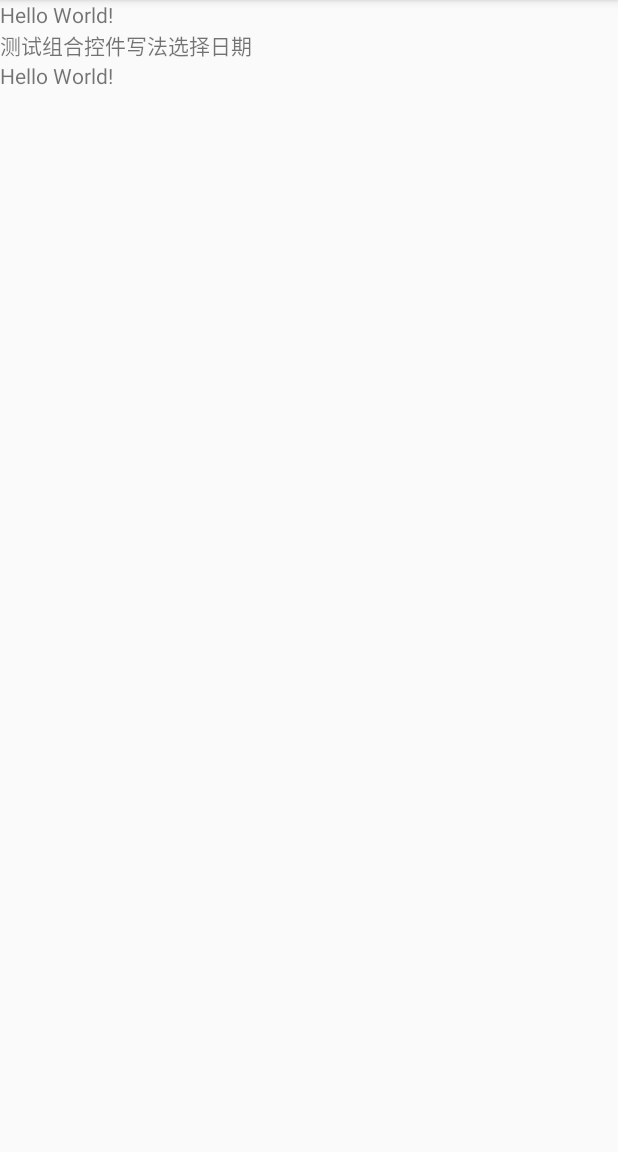
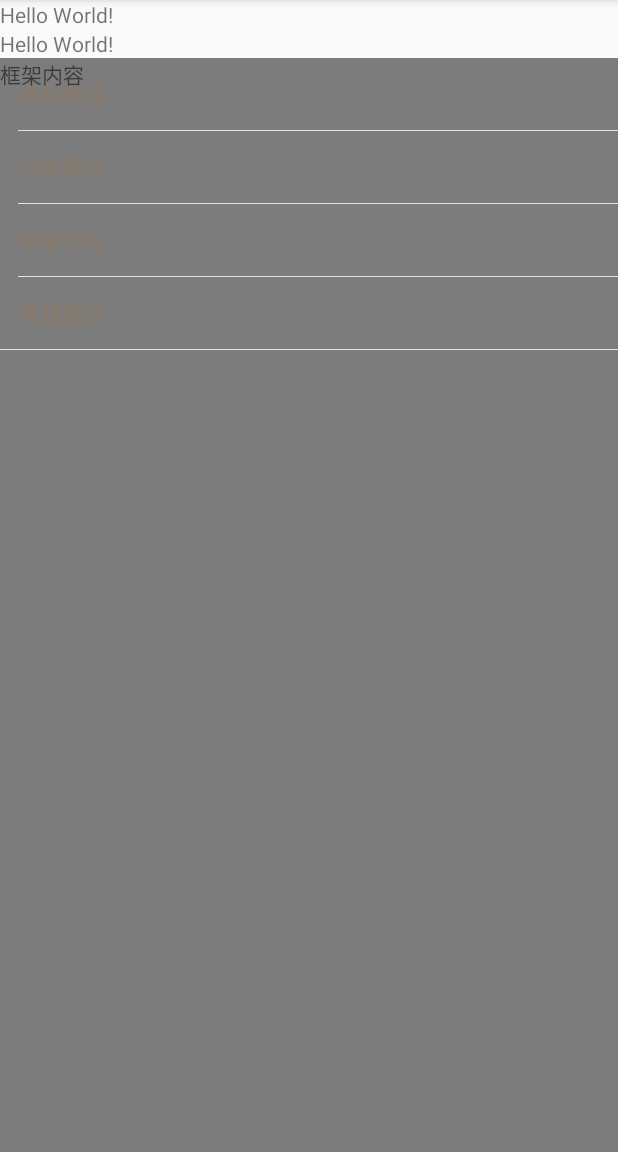
Before and after one commit to cslongjian/android_customview, an Android app: the screen it shows after launch (MainActivity), on a phone screen of 412 x 824 dp, the part 84-1236 px from its top. Run offline under Robolectric (Android 15) with nearby library versions, the phone set to English and light mode, and no system bars.

Commit message:
自定义控件测试
布局多添加一些相关的熟悉就会报错。无法读取。或者设置一些select效果，也会报错。问题有待解决。

```diff
--- /dev/null
+++ b/YCF_customView/app/src/main/java/com/example/chenlongjian/ycf_customview/model/Sort.java
@@ -0,0 +1,60 @@
+package com.example.chenlongjian.ycf_customview.model;
+
+/**
+ * Created by chenlongjian on 2016/6/15.
+ */
+public class Sort {
+
+    private int id;
+    private String name;
+    private int tabId;//标签id
+    private int propertyId;//属性id
+    private String sort;//排序
+    private boolean isCheck;
+    private String shortName;
+
+    public int getId() {
+        return id;
+    }
+
+    public void setId(int id) {
+        this.id = id;
+    }
+
+    public String getName() {
+        return name;
+    }
+    public void setName(String name) {
+        this.name = name;
+    }
+    public boolean isCheck() {
+        return isCheck;
+    }
+    public void setCheck(boolean isCheck) {
+        this.isCheck = isCheck;
+    }
+    public String getShortName() {
+        return shortName;
+    }
+    public void setShortName(String shortName) {
+        this.shortName = shortName;
+    }
+    public int getTabId() {
+        return tabId;
+    }
+    public void setTabId(int tabId) {
+        this.tabId = tabId;
+    }
+    public String getSort() {
+        return sort;
+    }
+    public void setSort(String sort) {
+        this.sort = sort;
+    }
+    public int getPropertyId() {
+        return propertyId;
+    }
+    public void setPropertyId(int propertyId) {
+        this.propertyId = propertyId;
+    }
+}
--- /dev/null
+++ b/YCF_customView/app/src/main/java/com/example/chenlongjian/ycf_customview/widget/AnimationLayout.java
@@ -0,0 +1,127 @@
+package com.example.chenlongjian.ycf_customview.widget;
+
+import android.annotation.TargetApi;
+import android.content.Context;
+import android.graphics.Color;
+import android.os.Build;
+import android.util.AttributeSet;
+import android.view.Gravity;
+import android.view.View;
+import android.widget.LinearLayout;
+import android.widget.TextView;
+
+import com.example.chenlongjian.ycf_customview.R;
+import com.example.chenlongjian.ycf_customview.common.UIHelper;
+import com.example.chenlongjian.ycf_customview.model.Sort;
+
+import java.util.ArrayList;
+import java.util.List;
+
+/**
+ * Created by chenlongjian on 2016/6/15.
+ */
+public class AnimationLayout extends LinearLayout {
+
+    private LinearLayout mContainerLayout;
+    private View mTapView;
+    private List<TextView> mSortViewList = new ArrayList<>();
+
+    public static final int SORT_RECOMMEND = 0;
+    public static final int SORT_PRICE = 1;
+    public static final int SORT_SALE = 2;
+    public static final int SORT_ME = 3;
+
+    public AnimationLayout(Context context) {
+        super(context);
+        initLayout();
+    }
+
+    public AnimationLayout(Context context, AttributeSet attributeSet) {
+        super(context, attributeSet);
+        initLayout();
+    }
+
+    @TargetApi(Build.VERSION_CODES.HONEYCOMB)
+    public AnimationLayout(Context context, AttributeSet attrs, int defStyleAttr) {
+        super(context, attrs, defStyleAttr);
+        initLayout();
+    }
+
+    @TargetApi(Build.VERSION_CODES.LOLLIPOP)
+    public AnimationLayout(Context context, AttributeSet attrs, int defStyleAttr, int defStyleRes) {
+        super(context, attrs, defStyleAttr, defStyleRes);
+        initLayout();
+    }
+
+    public void initLayout(){
+        inflate(getContext(), R.layout.animation_layout, this);
+        mContainerLayout = (LinearLayout) findViewById(R.id.layout_sort_filter);
+//        mTapView = findViewById(R.id.view_tap);
+//        mTapView.setOnClickListener(new OnClickListener() {
+//            @Override
+//            public void onClick(View v) {
+//                hide();
+//            }
+//        });
+//
+        initSort(initSortList());
+    }
+
+    public void initSort(List<Sort> sorts){
+        if(null == sorts || 0 == sorts.size()){
+            return;
+        }
+        mSortViewList = new ArrayList<>();
+        mContainerLayout.removeAllViews();
+        int padding = UIHelper.dip2px(getContext(), 12f);
+        for(int i = 0;i < sorts.size(); i ++){
+            Sort sort = sorts.get(i);
+            TextView sortView = new TextView(getContext());
+            sortView.setGravity(Gravity.CENTER_VERTICAL);
+            sortView.setLayoutParams(new LayoutParams(LinearLayout.LayoutParams.FILL_PARENT, UIHelper.dip2px(getContext(), 48)));
+            sortView.setId(sort.getId());
+            sortView.setText(sort.getName());
+            sortView.setTextSize(15f);
+            sortView.setTextColor(Color.parseColor("#8b7a69"));
+            sortView.setPadding(padding, padding, padding, padding);
+//            sortView.setBackgroundResource(R.drawable.detial_item_bg);
+            mContainerLayout.addView(sortView);
+            View lineView = new View(getContext());
+            LinearLayout.LayoutParams lineLP = new LayoutParams(LinearLayout.LayoutParams.FILL_PARENT, 1);
+            if(i != sorts.size() - 1){
+                lineLP.leftMargin = padding;
+            }
+            lineView.setBackgroundColor(Color.parseColor("#dee1e5"));
+            lineView.setLayoutParams(lineLP);
+            mContainerLayout.addView(lineView);
+            mSortViewList.add(sortView);
+        }
+    }
+
+    protected List<Sort> initSortList() {
+        List<Sort> sortList = new ArrayList<>();
+        Sort sort = new Sort();
+        sort.setId(AnimationLayout.SORT_RECOMMEND);
+        sort.setName("推荐排序");
+        sortList.add(sort);
+        sort = new Sort();
+        sort.setId(AnimationLayout.SORT_PRICE);
+        sort.setName("价格最低");
+        sortList.add(sort);
+        sort = new Sort();
+        sort.setId(AnimationLayout.SORT_SALE);
+        sort.setName("销量优先");
+        sortList.add(sort);
+        sort = new Sort();
+        sort.setId(AnimationLayout.SORT_ME);
+        sort.setName("离我最近");
+        sortList.add(sort);
+        return sortList;
+    }
+
+    public void hide()
+    {
+
+    }
+
+}
--- /dev/null
+++ b/YCF_customView/app/src/main/res/drawable/detial_item_bg.xml
@@ -0,0 +1,6 @@
+<?xml version="1.0" encoding="utf-8"?>
+<selector xmlns:android="http://schemas.android.com/apk/res/android" >
+    <item android:state_focused="true" android:drawable="@color/detial_item_bg_color"></item>
+    <item android:state_pressed="true" android:drawable="@color/detial_item_bg_color"></item>
+	<item android:drawable="@color/white"></item>
+</selector>
--- a/YCF_customView/app/src/main/res/layout/activity_main.xml
+++ b/YCF_customView/app/src/main/res/layout/activity_main.xml
@@ -12,6 +12,7 @@
         android:text="Hello World!" />
 
     <LinearLayout
+        android:id="@+id/line1"
         android:layout_width="match_parent"
         android:layout_height="wrap_content"
         android:layout_below="@+id/text"
@@ -23,9 +24,10 @@
             <!--android:layout_height="wrap_content"/>-->
 
         <com.example.chenlongjian.ycf_customview.widget.TestLayout
+            android:id="@+id/testlayout"
             android:layout_width="wrap_content"
-            android:layout_height="wrap_content"/>
-
+            android:layout_height="wrap_content"
+            android:visibility="gone"/>
 
         <TextView
             android:id="@+id/text2"
@@ -34,4 +36,10 @@
             android:text="Hello World!" />
 
     </LinearLayout>
+
+    <com.example.chenlongjian.ycf_customview.widget.AnimationLayout
+        android:layout_below="@+id/line1"
+        android:layout_width="match_parent"
+        android:layout_height="wrap_content"
+        />
 </RelativeLayout>
--- /dev/null
+++ b/YCF_customView/app/src/main/res/layout/animation_layout.xml
@@ -0,0 +1,32 @@
+<?xml version="1.0" encoding="utf-8"?>
+<FrameLayout xmlns:android="http://schemas.android.com/apk/res/android"
+    android:layout_width="match_parent"
+    android:layout_height="match_parent"
+    android:orientation="vertical">
+
+    <View
+        android:id="@+id/view_tap"
+        android:layout_width="fill_parent"
+        android:layout_height="fill_parent"
+        android:background="#80000000"
+        />
+    <!--<LinearLayout-->
+        <!--android:id="@+id/layout_sort_filter"-->
+        <!--android:layout_width="fill_parent"-->
+        <!--android:layout_height="wrap_content"-->
+        <!--android:background="@color/white"-->
+        <!--android:orientation="vertical"-->
+        <!--android:visibility="visible"-->
+        <!--/>-->
+    <LinearLayout
+        android:id="@+id/layout_sort_filter"
+        android:orientation="vertical"
+        android:layout_width="match_parent"
+        android:layout_height="wrap_content"/>
+
+
+    <TextView
+        android:layout_width="wrap_content"
+        android:layout_height="wrap_content"
+        android:text="框架内容"/>
+</FrameLayout>
```
